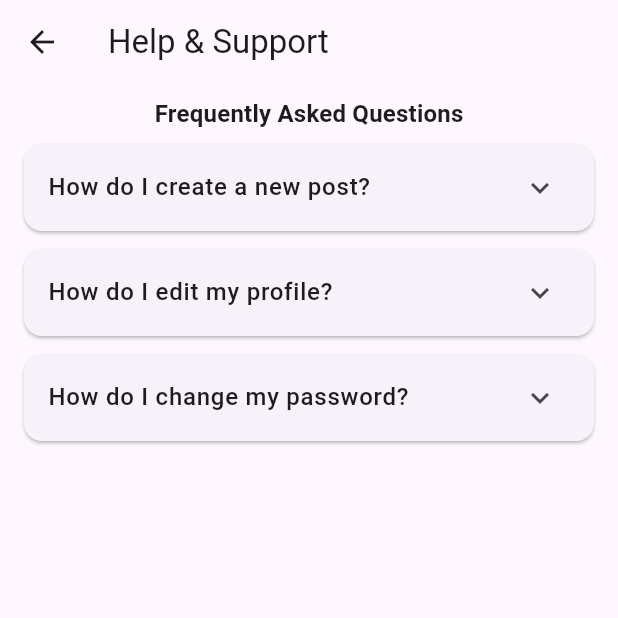
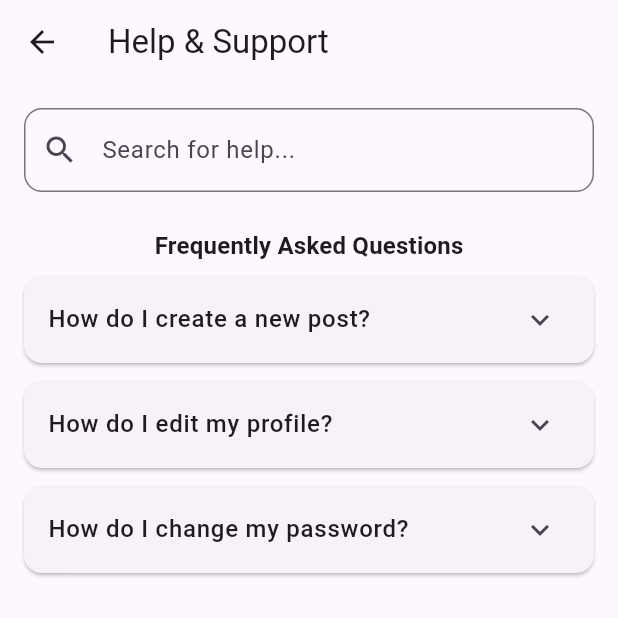
Before and after one commit to aduoke33/2025_LTTBDD_N05_Nhom_4, a Flutter app: the HelpScreen screen opened directly, on a phone screen of 412 x 824 dp, the top half of it. Run offline on Flutter 3.47's test engine with Material 3 defaults, Android fonts, the phone set to English and light mode, and no system bars.

Commit message:
add search bar and filtering

```diff
--- a/lib/screens/help_screen.dart
+++ b/lib/screens/help_screen.dart
@@ -10,42 +10,91 @@ class HelpScreen extends StatefulWidget {
 }
 
 class _HelpScreenState extends State<HelpScreen> {
-  late List<Question> _questions;
+  final TextEditingController _searchController = TextEditingController();
+  List<Question> _questions = [];
+  List<Question> _filteredQuestions = [];
 
   @override
   void initState() {
     super.initState();
     _questions = getExampleQuestions();
+    _filteredQuestions = _questions;
+  }
+
+  @override
+  void dispose() {
+    _searchController.dispose();
+    super.dispose();
+  }
+
+  void _filterQuestions(String query) {
+    setState(() {
+      if (query.isEmpty) {
+        _filteredQuestions = _questions;
+      } else {
+        _filteredQuestions = _questions.where((q) {
+          return q.question.toLowerCase().contains(query.toLowerCase()) ||
+              q.answer.toLowerCase().contains(query.toLowerCase());
+        }).toList();
+      }
+    });
   }
 
   @override
   Widget build(BuildContext context) {
     return Scaffold(
-      appBar: AppBar(title: const Text('Help & Support')),
+      appBar: AppBar(
+        title: const Text('Help & Support'),
+      ),
       body: Column(
         children: [
+          // Search Bar
+          Padding(
+            padding: const EdgeInsets.all(16.0),
+            child: TextField(
+              controller: _searchController,
+              decoration: InputDecoration(
+                hintText: 'Search for help...',
+                prefixIcon: const Icon(Icons.search),
+                suffixIcon: _searchController.text.isNotEmpty
+                    ? IconButton(
+                        icon: const Icon(Icons.clear),
+                        onPressed: () {
+                          _searchController.clear();
+                          _filterQuestions('');
+                        },
+                      )
+                    : null,
+                border: OutlineInputBorder(
+                  borderRadius: BorderRadius.circular(12),
+                ),
+              ),
+              onChanged: _filterQuestions,
+            ),
+          ),
+
           // FAQ Section Header
           Padding(
-            padding: const EdgeInsets.symmetric(
-              horizontal: 16.0,
-              vertical: 8.0,
-            ),
+            padding: const EdgeInsets.symmetric(horizontal: 16.0, vertical: 8.0),
             child: Text(
               'Frequently Asked Questions',
-              style: Theme.of(
-                context,
-              ).textTheme.titleMedium?.copyWith(fontWeight: FontWeight.bold),
+              style: Theme.of(context).textTheme.titleMedium?.copyWith(
+                    fontWeight: FontWeight.bold,
+                  ),
             ),
           ),
+
           // FAQ List
           Expanded(
-            child: ListView.builder(
-              padding: const EdgeInsets.symmetric(horizontal: 16.0),
-              itemCount: _questions.length,
-              itemBuilder: (context, index) {
-                return _buildQuestionCard(_questions[index]);
-              },
-            ),
+            child: _filteredQuestions.isEmpty
+                ? const Center(child: Text('No matching questions found'))
+                : ListView.builder(
+                    padding: const EdgeInsets.symmetric(horizontal: 16.0),
+                    itemCount: _filteredQuestions.length,
+                    itemBuilder: (context, index) {
+                      return _buildQuestionCard(_filteredQuestions[index]);
+                    },
+                  ),
           ),
         ],
       ),
@@ -65,7 +114,11 @@ class _HelpScreenState extends State<HelpScreen> {
             padding: const EdgeInsets.all(16.0),
             child: Text(
               question.answer,
-              style: TextStyle(color: Colors.grey[700], height: 1.5),
+              style: TextStyle(
+                fontSize: 14,
+                color: Colors.grey[700],
+                height: 1.5,
+              ),
             ),
           ),
         ],
```
